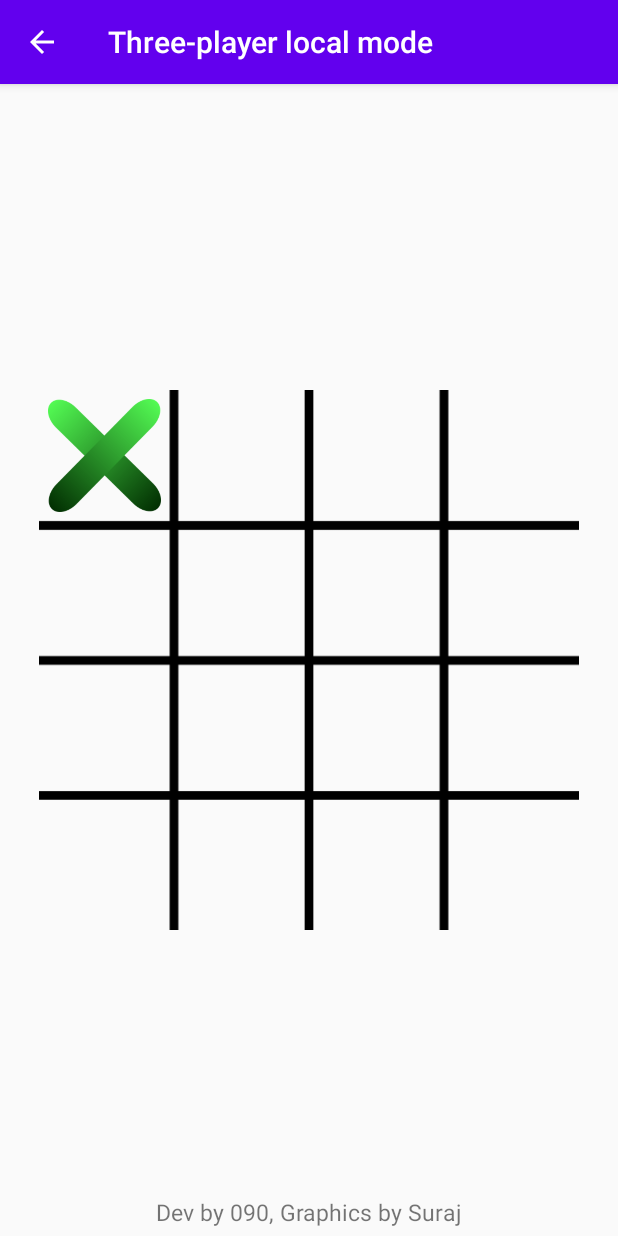
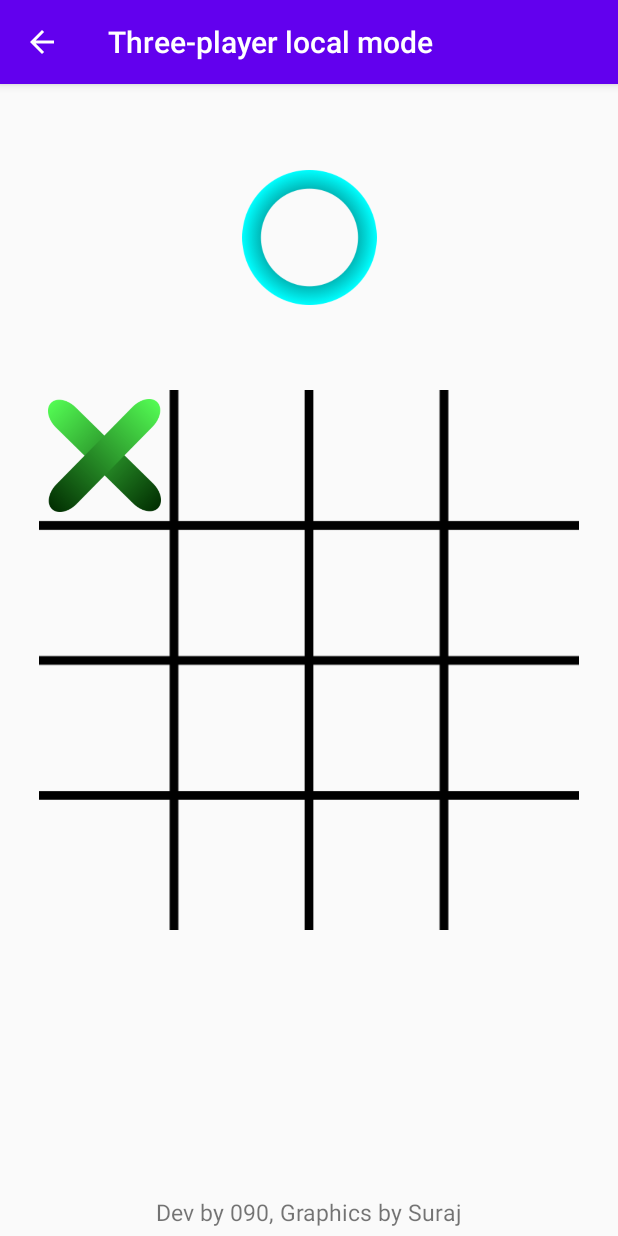
Before and after one commit to sanskaru/TicTacToeXO, an Android app: the ThreePlayerLocal screen opened directly, with no data from a screen before it, after a tap on an icon or button, on a phone screen of 412 x 824 dp. Run offline under Robolectric (Android 15) with nearby library versions, the phone set to English and light mode, and no system bars.

Commit message:
Little UI changes, animations added, player indicator added on top of board.

```diff
--- a/app/src/main/java/com/s090/tictactoexo/ThreePlayerLocal.java
+++ b/app/src/main/java/com/s090/tictactoexo/ThreePlayerLocal.java
@@ -39,6 +39,7 @@ public class ThreePlayerLocal extends AppCompatActivity {
     public void drop_in(View view) // method invoked on tapping any grid cell
     {
         ImageView counter = (ImageView) view;
+        ImageView playaaah = (ImageView) findViewById(R.id.playaaah);
         int cellState = Integer.parseInt(counter.getTag().toString()); // getting the associated tags or basically cell number
         if (boardState[cellState] == -1)
         {
@@ -47,12 +48,14 @@ public class ThreePlayerLocal extends AppCompatActivity {
                 boardState[cellState]=playerState;
                 playerState++;
                 counter.setImageResource(R.drawable.x);
-                playCounter++; // updating number of played grids
+                playCounter++;
+                playaaah.setImageResource(R.drawable.o);// updating number of played grids
             } else if (playerState==1){
                 boardState[cellState]=playerState;
                 playerState++;
                 counter.setImageResource(R.drawable.o);
                 playCounter++;
+                playaaah.setImageResource(R.drawable.sq);
             }
             else
             {
@@ -60,6 +63,7 @@ public class ThreePlayerLocal extends AppCompatActivity {
                 counter.setImageResource(R.drawable.sq);
                 playCounter++;
                 playerState=0;
+                playaaah.setImageResource(R.drawable.x);
             }
             counter.animate().translationYBy(1000f).rotation(360f).setDuration(300); // drop-in animation
         }
@@ -135,6 +139,7 @@ public class ThreePlayerLocal extends AppCompatActivity {
     protected void onCreate(Bundle savedInstanceState) {
         super.onCreate(savedInstanceState);
         setContentView(R.layout.activity_three_player_local);
+        final ImageView playaaah = (ImageView) findViewById(R.id.playaaah);
         AlertDialog.Builder initDialogBuilder=new AlertDialog.Builder(ThreePlayerLocal.this);
         DialogInterface.OnClickListener listener = new DialogInterface.OnClickListener() {
             @Override
@@ -144,16 +149,19 @@ public class ThreePlayerLocal extends AppCompatActivity {
                     case DialogInterface.BUTTON_POSITIVE:
                         {
                             playerState=1;
+                            playaaah.setImageResource(R.drawable.o);
                             break;
                         }
                         case DialogInterface.BUTTON_NEGATIVE:
                         {
                             playerState=0;
+                            playaaah.setImageResource(R.drawable.x);
                             break;
                         }
                         case DialogInterface.BUTTON_NEUTRAL:
                         {
                             playerState=2;
+                            playaaah.setImageResource(R.drawable.sq);
                             break;
                         }
                     }
--- a/app/src/main/res/layout/activity_three_player_local.xml
+++ b/app/src/main/res/layout/activity_three_player_local.xml
@@ -204,6 +204,14 @@
             app:layout_row="3" />
 
     </androidx.gridlayout.widget.GridLayout>
+    <ImageView
+        android:id="@+id/playaaah"
+        android:layout_width="90dp"
+        android:layout_height="90dp"
+        app:layout_constraintBottom_toTopOf="@+id/gridLayout"
+        app:layout_constraintEnd_toEndOf="parent"
+        app:layout_constraintStart_toStartOf="parent"
+        app:layout_constraintTop_toTopOf="parent" />
 
     <TextView
         android:id="@+id/devInfo"
```
Also changed, not shown: app/src/main/java/com/s090/tictactoexo/MainActivity.java (+11 -1 lines), app/src/main/res/layout/activity_main.xml (+9 -0 lines). Lines whose indentation alone changed are shown as unchanged.
